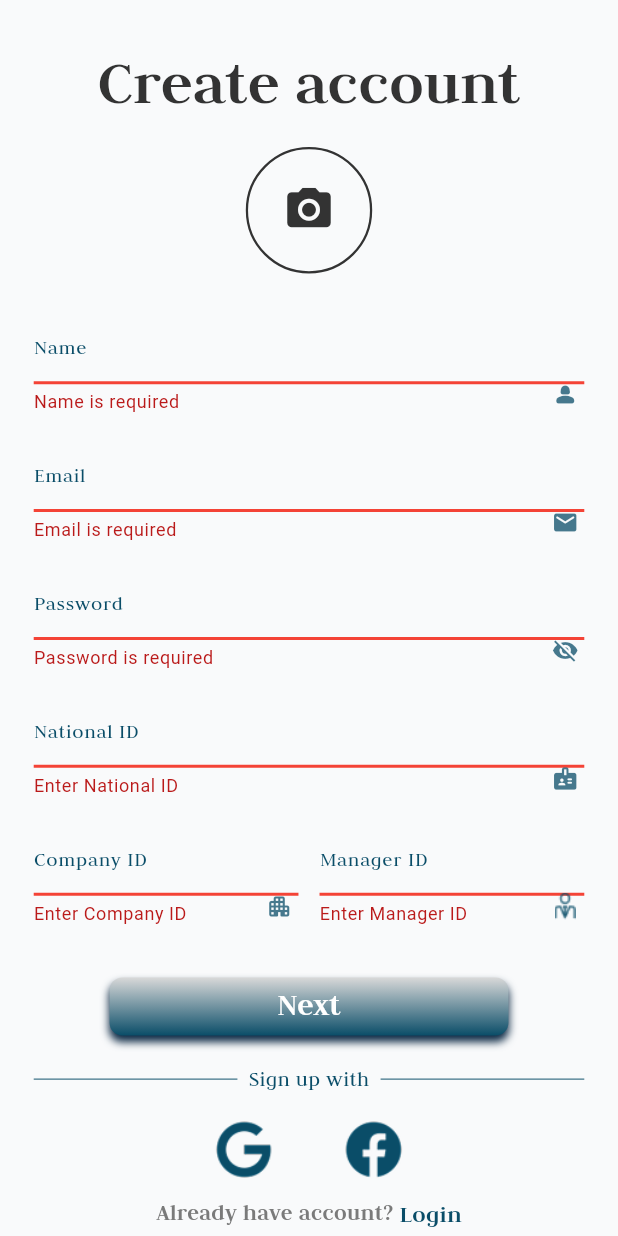
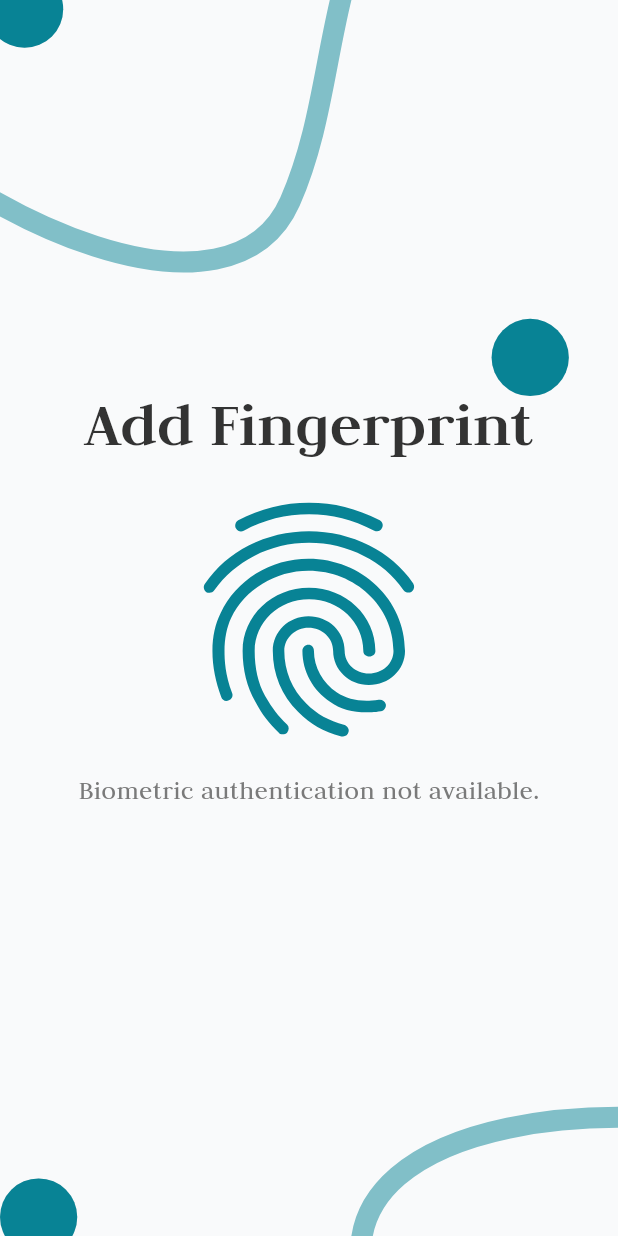
Before and after one commit to Shroukahmed99/Systemha, a Flutter app: the SignUpView screen opened directly, after a tap on "Next", on a phone screen of 412 x 824 dp. Run offline on Flutter 3.47's test engine with Material 3 defaults, Android fonts, the phone set to English and light mode, and no system bars; our stand-ins replace bloc, flutter_bloc, flutter_screenutil, flutter_svg, image_picker, local_auth and 1 more; accounts and stored records are empty.

Commit message:
update ui reset password and build ui add finger print

```diff
--- a/lib/core/routes/app_routes.dart
+++ b/lib/core/routes/app_routes.dart
@@ -1,5 +1,6 @@
 import 'package:flutter/material.dart';
 import 'package:systemha/core/routes/base_routes.dart';
+import 'package:systemha/features/auth/Presentation/views/add_fingerprint_view.dart';
 import 'package:systemha/features/auth/Presentation/views/login_view.dart';
 import 'package:systemha/features/auth/Presentation/views/reset_password_view.dart';
 import 'package:systemha/features/auth/Presentation/views/sign_up_view%20.dart';
@@ -10,6 +11,7 @@ class AppRoutes {
   static const String login = 'login';
   static const String signUp = 'signUp';
   static const String resetPassword = 'resetPassword';
+  static const String addFingerPrint = 'addFingerPrint';
 
   static Route<void> onGenerateRoute(RouteSettings settings) {
     switch (settings.name) {
@@ -34,6 +36,11 @@ class AppRoutes {
           page: const ResetPasswordView(),
         );
 
+        case addFingerPrint:
+        return BaseRoute(
+          page: const AddFingerprintView(),
+        );
+
       default:
         return BaseRoute(
           page: const Scaffold(
--- a/lib/core/style/app_images.dart
+++ b/lib/core/style/app_images.dart
@@ -43,8 +43,14 @@ class AppImages {
   static const String companyId = '$employeeIcons/company_id.png';
   static const String managerId = '$employeeIcons/manager_id.png';
   static const String nationalId = '$employeeIcons/national_id.png';
+  static const String camera = '$employeeIcons/camera.png';
   static const String person = '$employeeImages/person.png';
+
+
 
   // Vacation
   static const String vacation = '$employeeIcons/Vocation.png';
+
+  //backgrounds
+  static const String background = '$employeeImages/background.svg';
 }
--- a/lib/core/widgets/custom_button.dart
+++ b/lib/core/widgets/custom_button.dart
@@ -28,7 +28,7 @@ class CustomButton extends StatelessWidget {
     this.shadowColor,
   });
 
-  final VoidCallback onPressed;
+  final dynamic onPressed;
   final String text;
   final double? width;
   final double? height;
@@ -70,7 +70,16 @@ class CustomButton extends StatelessWidget {
         borderRadius: BorderRadius.circular(borderRadius ?? 12),
         child: InkWell(
           borderRadius: BorderRadius.circular(borderRadius ?? 12),
-          onTap: isLoading ? null : onPressed,
+          onTap: isLoading
+              ? null
+              : () {
+                  if (onPressed != null) {
+                    var result = onPressed();
+                    if (result is Future) {
+                      result.catchError((e) {}); // لو async
+                    }
+                  }
+                },
           child: Align(
             alignment: Alignment.center,
             child: isLoading
@@ -85,7 +94,7 @@ class CustomButton extends StatelessWidget {
                 : child ??
                     Row(
                       mainAxisAlignment: MainAxisAlignment.center,
-                      crossAxisAlignment: CrossAxisAlignment.center, // ✅ النص في النص عموديًا
+                      crossAxisAlignment: CrossAxisAlignment.center,
                       mainAxisSize: MainAxisSize.min,
                       children: [
                         if (icon != null) ...[
--- a/lib/core/widgets/text_app.dart
+++ b/lib/core/widgets/text_app.dart
@@ -14,6 +14,7 @@ class TextApp extends StatelessWidget {
   final TextAlign? textAlign;
   final double? letterSpacing;
   final double? height;
+  final List<Shadow>? shadow;
 
   const TextApp({
     super.key,
@@ -27,6 +28,7 @@ class TextApp extends StatelessWidget {
     this.textAlign,
     this.letterSpacing,
     this.height,
+    this.shadow,
   });
 
   @override
@@ -40,6 +42,7 @@ class TextApp extends StatelessWidget {
       fontSize: fontSize,
       height: height ?? 1.0,
       letterSpacing: letterSpacing,
+      shadows: shadow,
     );
 
     return Text(
--- /dev/null
+++ b/lib/features/auth/Presentation/manager/upload image/upload_image_state.dart
@@ -0,0 +1,6 @@
+import 'dart:io';
+
+class UploadImageState {
+  final File? image;
+  const UploadImageState({this.image});
+}
--- /dev/null
+++ b/lib/features/auth/Presentation/views/add_fingerprint_view.dart
@@ -0,0 +1,125 @@
+import 'package:flutter/material.dart';
+import 'package:flutter_screenutil/flutter_screenutil.dart';
+import 'package:local_auth/local_auth.dart';
+import 'package:flutter_svg/flutter_svg.dart';
+import 'package:systemha/core/extensions/context_extension.dart';
+import 'package:systemha/core/routes/app_routes.dart';
+import 'package:systemha/core/style/colors.dart';
+import 'package:systemha/core/widgets/text_app.dart';
+import 'package:systemha/core/style/app_images.dart';
+
+class AddFingerprintView extends StatefulWidget {
+  const AddFingerprintView({super.key});
+
+  @override
+  State<AddFingerprintView> createState() => _AddFingerprintViewState();
+}
+
+class _AddFingerprintViewState extends State<AddFingerprintView> {
+  final LocalAuthentication auth = LocalAuthentication();
+  bool _canCheckBiometrics = false;
+  bool _isAuthenticated = false;
+
+  @override
+  void initState() {
+    super.initState();
+    _checkBiometrics();
+  }
+
+  Future<void> _checkBiometrics() async {
+    try {
+      final canCheck = await auth.canCheckBiometrics;
+      setState(() {
+        _canCheckBiometrics = canCheck;
+      });
+    } catch (e) {
+      setState(() {
+        _canCheckBiometrics = false;
+      });
+    }
+  }
+
+  Future<void> _authenticate() async {
+    try {
+      final authenticated = await auth.authenticate(
+        localizedReason: 'Scan your fingerprint to authenticate',
+        options: const AuthenticationOptions(
+          biometricOnly: true,
+          stickyAuth: true,
+        ),
+      );
+      setState(() {
+        _isAuthenticated = authenticated;
+      });
+      if (authenticated) {
+        context.pushReplacementNamed(AppRoutes.login);
+      }
+    } catch (e) {
+      setState(() {
+        _isAuthenticated = false;
+      });
+    }
+  }
+
+  @override
+  Widget build(BuildContext context) {
+    return Scaffold(
+      body: Stack(
+        children: [
+          Positioned.fill(
+            child: SvgPicture.asset(
+              AppImages.background,
+              fit: BoxFit.cover,
+              width: double.infinity,
+              height: double.infinity,
+            ),
+          ),
+          SafeArea(
+            child: Center(
+              child: Column(
+                mainAxisAlignment: MainAxisAlignment.center,
+                children: [
+                  TextApp(
+                    text: "Add Fingerprint",
+                    fontSize: 49.sp,
+                    weight: AppTextWeight.bold,
+                    color: AppColors.black,
+                  ),
+                  SizedBox(height: 17.h),
+                  GestureDetector(
+                    onTap: _canCheckBiometrics ? _authenticate : null,
+                    child: Icon(
+                      Icons.fingerprint_rounded,
+                      size: 200.w,
+                      color: AppColors.accent,
+                    ),
+                  ),
+                  SizedBox(height: 14.h),
+                  Padding(
+                    padding: EdgeInsets.symmetric(horizontal: 40.w),
+                    child: TextApp(
+                      text: _canCheckBiometrics
+                          ? "Place your finger on the sensor to register your fingerprint."
+                          : "Biometric authentication not available.",
+                      fontSize: 21.sp,
+                      color: AppColors.grey,
+                      textAlign: TextAlign.center,
+                    ),
+                  ),
+                  SizedBox(height: 28.h),
+                  if (_isAuthenticated)
+                    TextApp(
+                      text: "Fingerprint registered successfully ",
+                      fontSize: 18.sp,
+                      color: Colors.green,
+                      weight: AppTextWeight.bold,
+                    ),
+                ],
+              ),
+            ),
+          ),
+        ],
+      ),
+    );
+  }
+}
--- a/lib/features/auth/Presentation/views/sign_up_view .dart
+++ b/lib/features/auth/Presentation/views/sign_up_view .dart
@@ -1,6 +1,7 @@
 import 'package:flutter/material.dart';
 import 'package:flutter_bloc/flutter_bloc.dart';
 import 'package:flutter_screenutil/flutter_screenutil.dart';
+import 'package:flutter_svg/flutter_svg.dart';
 import 'package:systemha/core/extensions/context_extension.dart';
 import 'package:systemha/core/helpers/validation_helper.dart';
 import 'package:systemha/core/routes/app_routes.dart';
@@ -10,6 +11,7 @@ import 'package:systemha/core/widgets/custom_button.dart';
 import 'package:systemha/core/widgets/custom_text_field.dart';
 import 'package:systemha/core/widgets/text_app.dart';
 import 'package:systemha/core/style/app_images.dart';
+import 'package:systemha/features/auth/Presentation/views/widgets/upload_image.dart';
 import 'package:systemha/features/auth/presentation/manager/signup/signup_cubit.dart';
 
 class SignUpView extends StatelessWidget {
@@ -24,8 +26,15 @@ class SignUpView extends StatelessWidget {
           final cubit = SignUpCubit.of(context);
 
           return Scaffold(
-            backgroundColor: AppColors.backgroundColor,
-            body: SafeArea(
+            body: Stack(
+              children: [
+                SvgPicture.asset(
+                  AppImages.background,
+                  fit: BoxFit.cover,
+                  width: double.infinity,
+                  height: double.infinity,
+                ),
+                SafeArea(
                   child: SingleChildScrollView(
                     child: Padding(
                       padding: EdgeInsets.symmetric(horizontal: 24.w),
@@ -42,18 +51,8 @@ class SignUpView extends StatelessWidget {
                               color: AppColors.black,
                             ),
                             SizedBox(height: 25.h),
-
-                        Container(
-                          height: 90.w,
-                          width: 90.w,
-                          decoration: BoxDecoration(
-                            shape: BoxShape.circle,
-                            border: Border.all(color: AppColors.black, width: 1.5),
-                          ),
-                          child: const Icon(Icons.camera_alt, size: 35, color: AppColors.black),
-                        ),
+                            UploadImage(),
                             SizedBox(height: 30.h),
-
                             CustomTextField(
                               controller: cubit.nameController,
                               hintText: "Name",
@@ -61,7 +60,6 @@ class SignUpView extends StatelessWidget {
                               validator: ValidationHelper.validateName,
                             ),
                             SizedBox(height: 20.h),
-
                             CustomTextField(
                               controller: cubit.emailController,
                               hintText: "Email",
@@ -69,7 +67,6 @@ class SignUpView extends StatelessWidget {
                               validator: ValidationHelper.validateEmail,
                             ),
                             SizedBox(height: 20.h),
-
                             CustomTextField(
                               controller: cubit.passwordController,
                               hintText: "Password",
@@ -77,7 +74,6 @@ class SignUpView extends StatelessWidget {
                               validator: ValidationHelper.validatePassword,
                             ),
                             SizedBox(height: 20.h),
-
                             CustomTextField(
                               controller: cubit.nationalIdController,
                               hintText: "National ID",
@@ -85,14 +81,17 @@ class SignUpView extends StatelessWidget {
                               validator: (v) => v!.isEmpty ? "Enter National ID" : null,
                             ),
                             SizedBox(height: 20.h),
-
                             Row(
                               children: [
                                 Expanded(
                                   child: CustomTextField(
                                     controller: cubit.companyIdController,
                                     hintText: "Company ID",
-                                suffixIcon: const Icon(Icons.apartment_rounded, color: AppColors.primaryColor75, size: 18),
+                                    suffixIcon: Image.asset(
+                                      AppImages.companyId,
+                                      width: 18,
+                                      height: 18,
+                                    ),
                                     validator: (v) => v!.isEmpty ? "Enter Company ID" : null,
                                   ),
                                 ),
@@ -105,18 +104,19 @@ suffixIcon: Image.asset(
                                       AppImages.managerId,
                                       width: 18,
                                       height: 18,
-
-),                                validator: (v) => v!.isEmpty ? "Enter Manager ID" : null,
+                                    ),
+                                    validator: (v) => v!.isEmpty ? "Enter Manager ID" : null,
                                   ),
                                 ),
                               ],
                             ),
                             SizedBox(height: 40.h),
-
                            CustomButton(
   onPressed: () {
     if (state is! SignUpLoading) {
       cubit.signUp(context);
+
+      context.pushName(AppRoutes.addFingerPrint);
     }
   },
   text: 'Next',
@@ -134,14 +134,10 @@ suffixIcon: Image.asset(
 ),
 
                             SizedBox(height: 25.h),
-
                             Row(
                               children: [
                                 Expanded(
-                              child: Container(
-                                height: 1.h,
-                                color: AppColors.primaryColor75,
-                              ),
+                                  child: Container(height: 1.h, color: AppColors.primaryColor75),
                                 ),
                                 Padding(
                                   padding: EdgeInsets.symmetric(horizontal: 8.w),
@@ -152,15 +148,11 @@ suffixIcon: Image.asset(
                                   ),
                                 ),
                                 Expanded(
-                              child: Container(
-                                height: 1.h,
-                                color: AppColors.primaryColor75,
-                              ),
+                                  child: Container(height: 1.h, color: AppColors.primaryColor75),
                                 ),
                               ],
                             ),
                             SizedBox(height: 9.h),
-
                             Row(
                               mainAxisAlignment: MainAxisAlignment.center,
                               children: [
@@ -176,7 +168,6 @@ suffixIcon: Image.asset(
                               ],
                             ),
                             SizedBox(height: 4.h),
-
                             Row(
                               mainAxisAlignment: MainAxisAlignment.center,
                               children: [
@@ -184,11 +175,10 @@ suffixIcon: Image.asset(
                                   text: "Already have account? ",
                                   color: AppColors.grey,
                                   fontSize: 18.sp,
+                                  shadow: const [Shadow(offset: Offset(0, 1), blurRadius: 2, color: Color(0x66000000))],
                                   weight: AppTextWeight.bold,
                                 ),
                                 GestureDetector(
-                              onTap: () => context.pop(),
-                              child: GestureDetector(
                                   onTap: () {
                                     context.pushName(AppRoutes.login);
                                   },
@@ -197,7 +187,7 @@ suffixIcon: Image.asset(
                                     weight: AppTextWeight.bold,
                                     color: AppColors.primaryColor,
                                     fontSize: 19.sp,
-                                ),
+                                    shadow: const [Shadow(offset: Offset(0, 1), blurRadius: 2, color: Color(0x66000000))],
                                   ),
                                 ),
                               ],
@@ -209,6 +199,8 @@ suffixIcon: Image.asset(
                     ),
                   ),
                 ),
+              ],
+            ),
           );
         },
       ),
--- /dev/null
+++ b/lib/features/auth/Presentation/views/widgets/upload_image.dart
@@ -0,0 +1,71 @@
+import 'dart:io';
+import 'package:flutter/material.dart';
+import 'package:flutter_bloc/flutter_bloc.dart';
+import 'package:flutter_screenutil/flutter_screenutil.dart';
+import 'package:systemha/core/style/app_images.dart';
+import 'package:systemha/core/style/colors.dart';
+import 'package:systemha/features/auth/Presentation/manager/upload%20image/upload_image_cubit.dart';
+import 'package:systemha/features/auth/Presentation/manager/upload%20image/upload_image_state.dart';
+
+class UploadImage extends StatelessWidget {
+  const UploadImage({super.key});
+
+  @override
+  Widget build(BuildContext context) {
+    return BlocProvider(
+      create: (_) => UploadImageCubit(),
+      child: BlocBuilder<UploadImageCubit, UploadImageState>(
+        builder: (context, state) {
+          return GestureDetector(
+            onTap: () => context.read<UploadImageCubit>().pickImage(),
+            child: SizedBox(
+              width: 116.w,
+              height: 116.w,
+              child: Stack(
+                alignment: Alignment.center,
+                children: [
+                  ShaderMask(
+                    shaderCallback: (Rect bounds) {
+                      return const LinearGradient(
+                        begin: Alignment.topCenter,
+                        end: Alignment.bottomCenter,
+                        colors: [
+                          Color.fromRGBO(20, 153, 206, 0.35),
+                          AppColors.primaryColor,
+                        ],
+                      ).createShader(bounds);
+                    },
+                    child: Container(
+                      width: 116.w,
+                      height: 116.w,
+                      decoration: BoxDecoration(
+                        shape: BoxShape.circle,
+                        border: Border.all(width: 1, color: Colors.white),
+                      ),
+                    ),
+                  ),
+                  ClipRRect(
+                    borderRadius: BorderRadius.circular(116.w),
+                    child: state.image != null
+                        ? Image.file(
+                            state.image!,
+                            width: 116.w,
+                            height: 116.w,
+                            fit: BoxFit.cover,
+                          )
+                        : Image.asset(
+                            AppImages.camera,
+                            width: 90.w,
+                            height: 50.w,
+                            fit: BoxFit.contain,
+                          ),
+                  ),
+                ],
+              ),
+            ),
+          );
+        },
+      ),
+    );
+  }
+}
--- a/pubspec.yaml
+++ b/pubspec.yaml
@@ -35,6 +35,8 @@ dependencies:
   # Use with the CupertinoIcons class for iOS style icons.
   cupertino_icons: ^1.0.8
   flutter_svg: ^2.2.1
+  image_picker: ^1.2.0
+  local_auth: ^2.3.0
 
 dev_dependencies:
   flutter_test:
@@ -47,7 +49,6 @@ dev_dependencies:
   shared_preferences: ^2.5.3
   google_fonts: ^6.3.2
   intl: ^0.20.2
-  image_picker: ^1.2.0
   table_calendar: ^3.2.0
   syncfusion_flutter_charts: ^31.1.19
   url_launcher: ^6.3.2
```
Also changed, not shown: lib/features/auth/Presentation/manager/upload image/upload_image_cubit.dart (added, +18 -0 lines), lib/features/auth/Presentation/views/login_view.dart (+33 -23 lines), lib/features/auth/Presentation/views/reset_password_view.dart (+29 -30 lines), assets/employee/icons/camera.png (added), pubspec.lock, 4 other files. Lines whose indentation alone changed are shown as unchanged.
